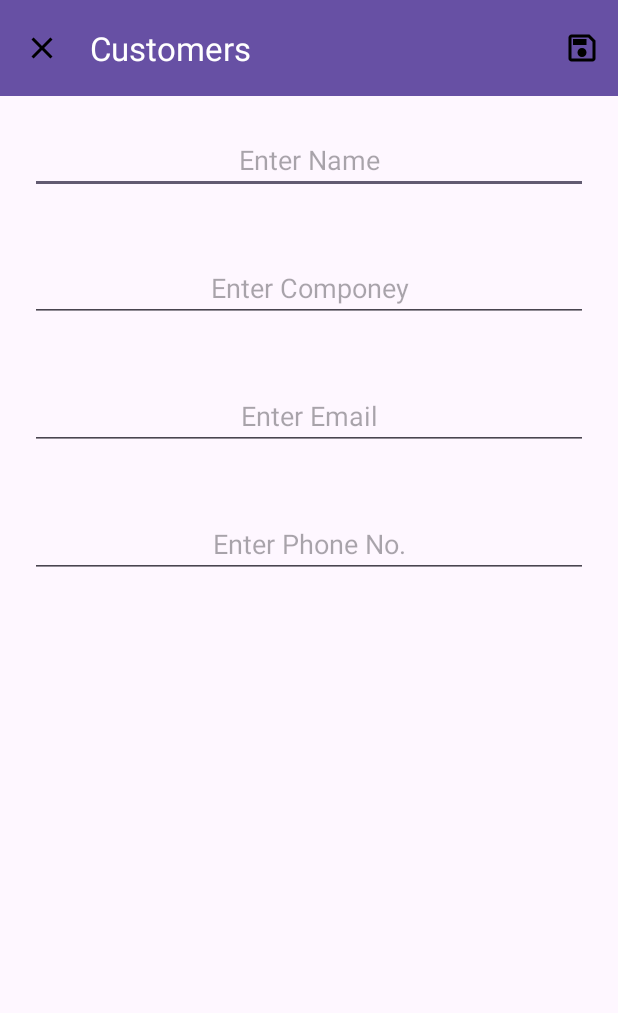
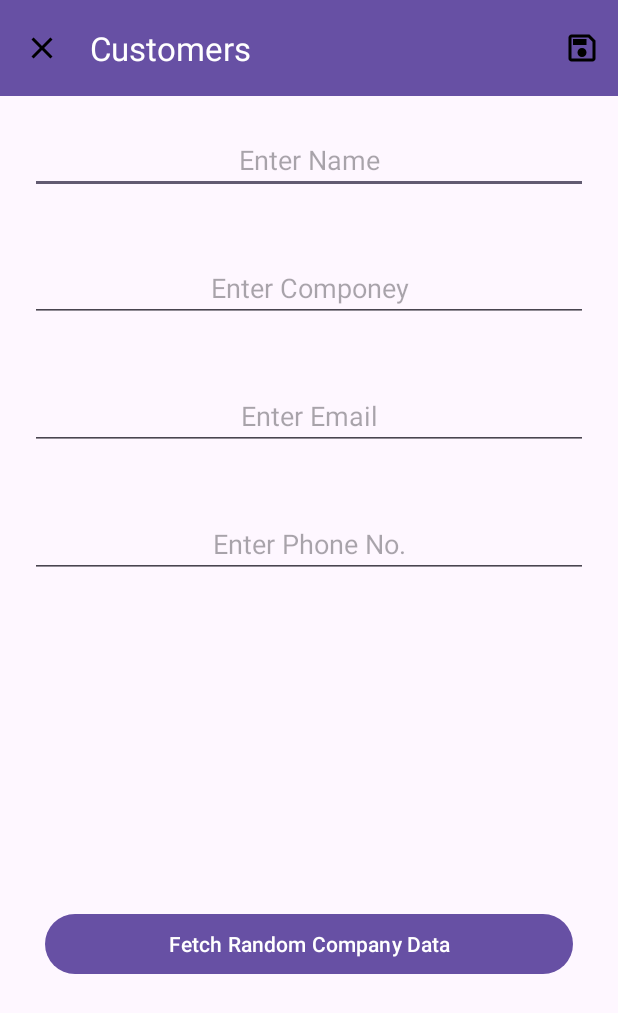
Before and after one commit to Patelchintan302/mini-CRM, an Android app: the CustomerAddEditActivity screen opened directly, with no data from a screen before it, on a phone screen of 412 x 824 dp. Shown: the top 1013 px of the screen. Run offline under Robolectric (Android 15) with nearby library versions, the phone set to English and light mode, and no system bars.

Commit message:
practice is important

```diff
--- a/app/build.gradle.kts
+++ b/app/build.gradle.kts
@@ -63,4 +63,9 @@ dependencies {
     testImplementation(libs.junit)
     androidTestImplementation(libs.androidx.junit)
     androidTestImplementation(libs.androidx.espresso.core)
+
+    // Retrofit for networking
+    implementation("com.squareup.retrofit2:retrofit:2.9.0")
+// Gson converter to turn JSON data into Kotlin objects
+    implementation("com.squareup.retrofit2:converter-gson:2.9.0")
 }
--- a/app/src/main/res/layout/activity_customer_add_edit.xml
+++ b/app/src/main/res/layout/activity_customer_add_edit.xml
@@ -6,6 +6,7 @@
     android:layout_width="match_parent"
     android:layout_height="match_parent"
     android:orientation="vertical"
+    android:layout_gravity="center_vertical"
     tools:context=".activity.CustomerAddEditActivity">
     <com.google.android.material.appbar.AppBarLayout
         android:layout_width="match_parent"
@@ -59,6 +60,16 @@
         android:layout_margin="20dp"
         android:inputType="textMultiLine"/>
 
+    <Button
+        android:id="@+id/button_fetch_random"
+        android:layout_width="match_parent"
+        android:layout_height="wrap_content"
+        android:layout_marginStart="30dp"
+        android:layout_marginEnd="30dp"
+        android:layout_marginTop="200dp"
+        android:text="Fetch Random Company Data"
+        android:layout_marginBottom="24dp"/>
+
 
 
 </androidx.appcompat.widget.LinearLayoutCompat>
```
Also changed, not shown: app/src/main/java/com/example/androidcrm/activity/CustomerAddEditActivity.kt (+68 -2 lines), app/src/main/java/com/example/androidcrm/network/ApiService.kt (added, +18 -0 lines), app/src/main/java/com/example/androidcrm/network/CompanyResponse.kt (added, +14 -0 lines), app/src/main/java/com/example/androidcrm/network/RetrofitClient.kt (added, +23 -0 lines).
